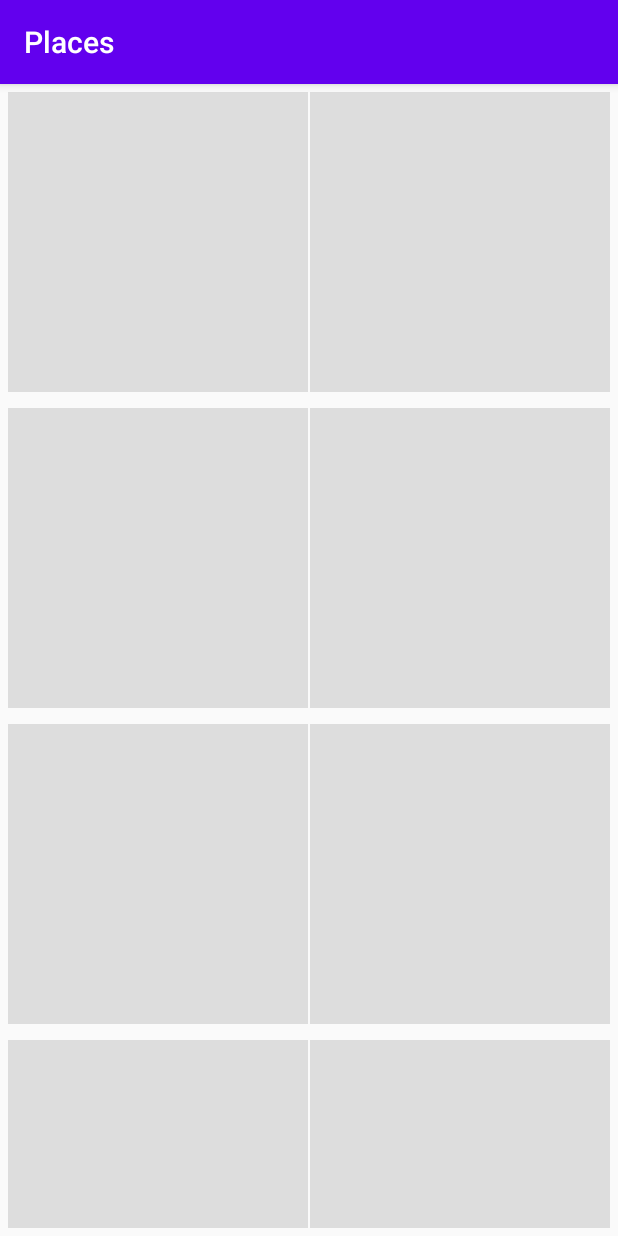
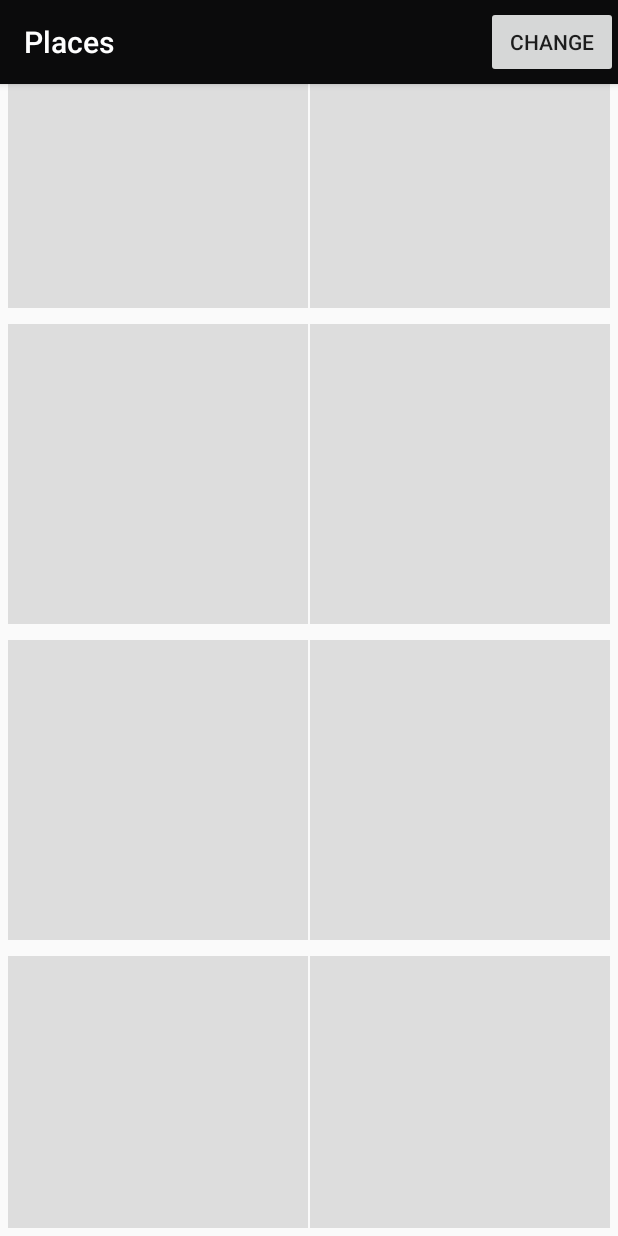
Before and after one commit to PawanGhewande/Places, an Android app: the screen it shows after launch (MainActivity), on a phone screen of 412 x 824 dp. Run offline under Robolectric (Android 15) with nearby library versions, the phone set to English and light mode, and no system bars; our stand-ins replace Room's generated code, Shimmer; 8 statements that could not run were skipped.

Commit message:
Added support for dark/light theme

```diff
--- a/app/build.gradle
+++ b/app/build.gradle
@@ -98,7 +98,6 @@ dependencies {
     implementation 'com.facebook.shimmer:shimmer:0.1.0@aar'
 
     // pagination
-    def paging_version = "2.1.2"
-    implementation "androidx.paging:paging-runtime:$paging_version"
+    implementation "androidx.preference:preference-ktx:1.1.1"
 
 }
--- a/app/src/main/java/com/pawan/places/MainActivity.kt
+++ b/app/src/main/java/com/pawan/places/MainActivity.kt
@@ -2,13 +2,16 @@ package com.pawan.places
 
 import android.os.Bundle
 import android.view.View
+import android.widget.Button
 import androidx.appcompat.app.AppCompatActivity
+import androidx.appcompat.app.AppCompatDelegate
 import androidx.lifecycle.Observer
 import androidx.recyclerview.widget.GridLayoutManager
 import androidx.recyclerview.widget.RecyclerView
 import com.pawan.places.adapters.GridRecycleAdapter
 import com.pawan.places.db.model.ImageData
 import com.pawan.places.viewmodel.ImagesViewModel
+import com.pawan.places.viewmodel.MyPreferences
 import kotlinx.android.synthetic.main.activity_main.*
 import org.koin.android.viewmodel.ext.android.viewModel
 
@@ -21,10 +24,12 @@ class MainActivity : AppCompatActivity() {
     override fun onCreate(savedInstanceState: Bundle?) {
         super.onCreate(savedInstanceState)
         setContentView(R.layout.activity_main)
+        setSupportActionBar(findViewById(R.id.my_toolbar))
 
         imagesViewModel.getAllImages()
 
         recyclerView = findViewById<RecyclerView>(R.id.imgLoader)
+        val themeBtn = findViewById<Button>(R.id.btn)
 
         imagesViewModel.imagesList
             .observe(this,
@@ -38,6 +43,11 @@ class MainActivity : AppCompatActivity() {
                     }
                     //Log.e("DATA GATHERED :: ", userPost.toString())
                 })
+
+        checkCurrentTheme()
+        themeBtn.setOnClickListener {
+            imagesViewModel.changeTheme(this)
+        }
     }
 
     override fun onResume() {
@@ -50,4 +60,12 @@ class MainActivity : AppCompatActivity() {
         super.onPause()
     }
 
+    fun checkCurrentTheme() {
+        if (MyPreferences(this).darkMode == 1) {
+            AppCompatDelegate.setDefaultNightMode(AppCompatDelegate.MODE_NIGHT_YES)
+        } else {
+            AppCompatDelegate.setDefaultNightMode(AppCompatDelegate.MODE_NIGHT_NO)
+        }
+    }
+
 }
--- a/app/src/main/java/com/pawan/places/adapters/GridRecycleAdapter.kt
+++ b/app/src/main/java/com/pawan/places/adapters/GridRecycleAdapter.kt
@@ -1,10 +1,13 @@
 package com.pawan.places.adapters
 
 import android.content.Context
+import android.preference.PreferenceManager
+import android.util.Log
 import android.view.LayoutInflater
 import android.view.View
 import android.view.ViewGroup
 import android.widget.ImageView
+import androidx.appcompat.app.AppCompatDelegate
 import androidx.recyclerview.widget.RecyclerView
 import com.bumptech.glide.Glide
 import com.bumptech.glide.load.resource.drawable.DrawableTransitionOptions
--- a/app/src/main/java/com/pawan/places/viewmodel/ImagesViewModel.kt
+++ b/app/src/main/java/com/pawan/places/viewmodel/ImagesViewModel.kt
@@ -1,5 +1,8 @@
 package com.pawan.places.viewmodel
 
+import android.content.Context
+import android.preference.PreferenceManager
+import androidx.appcompat.app.AppCompatDelegate
 import androidx.databinding.ObservableBoolean
 import androidx.lifecycle.MutableLiveData
 import androidx.lifecycle.ViewModel
@@ -31,4 +34,27 @@ class ImagesViewModel(private val repository: ImagesRepository) : ViewModel() {
             }
         }
     }
+
+    fun changeTheme(context: Context?){
+        if( MyPreferences(context).darkMode==0){
+            AppCompatDelegate.setDefaultNightMode(AppCompatDelegate.MODE_NIGHT_YES)
+            MyPreferences(context).darkMode = 1
+        }else{
+            AppCompatDelegate.setDefaultNightMode(AppCompatDelegate.MODE_NIGHT_NO)
+            MyPreferences(context).darkMode = 0
+        }
+    }
+
 }
+class MyPreferences(context: Context?) {
+
+    companion object {
+        private const val DARK_STATUS = "pawan.app.DARK_STATUS"
+    }
+
+    private val preferences = PreferenceManager.getDefaultSharedPreferences(context)
+
+    var darkMode = preferences.getInt(DARK_STATUS, 0)
+        set(value) = preferences.edit().putInt(DARK_STATUS, value).apply()
+
+}
--- a/app/src/main/res/layout/activity_main.xml
+++ b/app/src/main/res/layout/activity_main.xml
@@ -6,15 +6,16 @@
     android:layout_height="match_parent"
     tools:context=".MainActivity">
 
+
     <com.facebook.shimmer.ShimmerFrameLayout
         android:id="@+id/shimmerFrameLayout"
         android:layout_width="match_parent"
         android:layout_height="match_parent"
         android:layout_gravity="center"
         android:orientation="vertical"
+        app:layout_constraintBottom_toBottomOf="parent"
         app:layout_constraintEnd_toEndOf="parent"
-        app:layout_constraintStart_toStartOf="parent"
-        app:layout_constraintTop_toTopOf="parent">
+        app:layout_constraintStart_toStartOf="parent">
 
         <!-- Adding 15 rows of placeholders -->
         <LinearLayout
@@ -39,17 +40,41 @@
         </LinearLayout>
     </com.facebook.shimmer.ShimmerFrameLayout>
 
+    <androidx.appcompat.widget.Toolbar
+        android:id="@+id/my_toolbar"
+        android:layout_width="match_parent"
+        android:layout_height="?attr/actionBarSize"
+        android:background="?attr/colorPrimary"
+        android:elevation="3dp"
+        android:theme="@style/ThemeOverlay.AppCompat.ActionBar"
+        app:layout_constraintEnd_toEndOf="parent"
+        app:layout_constraintStart_toStartOf="parent"
+        app:layout_constraintTop_toTopOf="parent"
+        app:popupTheme="@style/ThemeOverlay.AppCompat.Light"
+        app:titleTextColor="#FFFFFF">
+
+
+        <Button
+            android:id="@+id/btn"
+            android:layout_width="wrap_content"
+            android:layout_height="wrap_content"
+            android:layout_gravity="right"
+            android:text="Change"
+            tools:layout_editor_absoluteX="310dp"
+            tools:layout_editor_absoluteY="28dp" />
+
+    </androidx.appcompat.widget.Toolbar>
+
+
+
+
     <androidx.recyclerview.widget.RecyclerView
         android:id="@+id/imgLoader"
         android:layout_width="match_parent"
-        android:layout_height="match_parent"
-        android:layout_marginStart="1dp"
-        android:layout_marginTop="1dp"
-        android:layout_marginEnd="1dp"
-        android:layout_marginBottom="1dp"
-        android:visibility="gone"
+        android:layout_height="0dp"
         app:layout_constraintBottom_toBottomOf="parent"
         app:layout_constraintEnd_toEndOf="parent"
         app:layout_constraintStart_toStartOf="parent"
-        app:layout_constraintTop_toTopOf="parent" />
+        app:layout_constraintTop_toBottomOf="@+id/my_toolbar"
+        android:visibility="gone"/>
 </androidx.constraintlayout.widget.ConstraintLayout>
--- a/app/src/main/res/layout/recycle_item.xml
+++ b/app/src/main/res/layout/recycle_item.xml
@@ -9,7 +9,7 @@
         android:layout_width="0dp"
         android:layout_height="0dp"
         android:layout_margin="3dp"
-        android:scaleType="centerInside"
+        android:scaleType="fitXY"
         app:layout_constraintDimensionRatio="1"
         app:layout_constraintEnd_toEndOf="parent"
         app:layout_constraintStart_toStartOf="parent"
--- a/app/src/main/res/values/colors.xml
+++ b/app/src/main/res/values/colors.xml
@@ -1,7 +1,7 @@
 <?xml version="1.0" encoding="utf-8"?>
 <resources>
-    <color name="colorPrimary">#6200EE</color>
-    <color name="colorPrimaryDark">#3700B3</color>
-    <color name="colorAccent">#03DAC5</color>
     <color name="colorGrey">#dddddd</color>
+    <color name="colorPrimary">#0b0b0c</color>
+    <color name="colorPrimaryDark">#0b0b0c</color>
+    <color name="colorAccent">#FF4081</color>
 </resources>
--- a/app/src/main/res/values/styles.xml
+++ b/app/src/main/res/values/styles.xml
@@ -1,7 +1,9 @@
 <resources>
     <!-- Base application theme. -->
-    <style name="AppTheme" parent="Theme.AppCompat.Light.DarkActionBar">
+    <style name="AppTheme" parent="Theme.AppCompat.DayNight">
         <!-- Customize your theme here. -->
+        <item name="windowActionBar">false</item>
+        <item name="windowNoTitle">true</item>
         <item name="colorPrimary">@color/colorPrimary</item>
         <item name="colorPrimaryDark">@color/colorPrimaryDark</item>
         <item name="colorAccent">@color/colorAccent</item>
```
Also changed, not shown: app/src/main/java/com/pawan/places/adapters/PaginationScrollListener.kt (deleted, +0 -28 lines), app/src/main/java/com/pawan/places/repository/ImagesRepositoryImpl.kt (+5 -19 lines).
